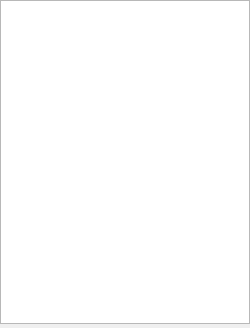
Old version of the form Source/DREAM3DWidgetsLib/Widgets/UI_Files/BookmarksDockWidget.ui in the repository BlueQuartzSoftware/DREAM3D.
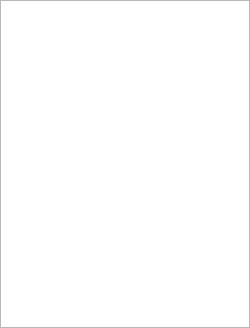
New version of the form. Custom widgets are drawn as their Qt base class.

Commit message:
Removing the bottom margin from the bookmarks dock.
updates #329.

Diff of the .ui file:
```diff
--- a/Source/DREAM3DWidgetsLib/Widgets/UI_Files/BookmarksDockWidget.ui
+++ b/Source/DREAM3DWidgetsLib/Widgets/UI_Files/BookmarksDockWidget.ui
@@ -51,7 +51,7 @@
      <number>0</number>
     </property>
     <property name="bottomMargin">
-     <number>4</number>
+     <number>0</number>
     </property>
     <item>
      <widget class="BookmarksTreeView" name="bookmarksTreeView">
```
